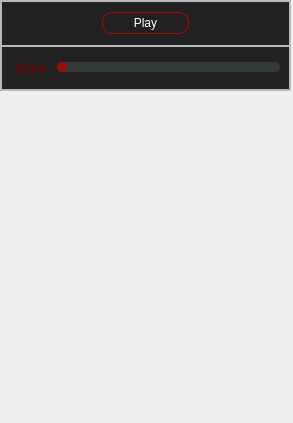
First picture: the form in form.ui, repository IamRezaMousavi/RedLine, before the edit.
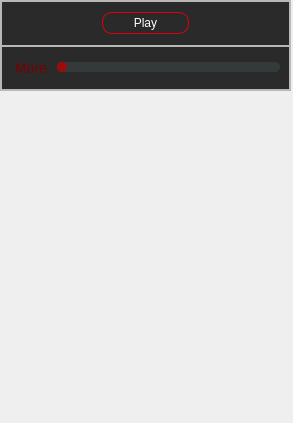
Second picture: the form after the edit.

Commit message: work on more less buttons styleSheet

```diff
--- a/form.ui
+++ b/form.ui
@@ -38,8 +38,8 @@
     <property name="styleSheet">
      <string notr="true">QFrame#windowFrame
 {
-    background-color: rgba(0, 0, 0, 220);
-	border: none;
+    background-color: rgba(0, 0, 0, 210);
+	border: 1px solid rgba(40, 0, 0, 230);
 }
 </string>
     </property>
@@ -131,7 +131,7 @@
 {
 	height: 20px;
 	border-radius: 10px;
-	border: 1px solid rgb(187, 0, 14);
+	border: 1px solid rgb(227, 0, 14);
 	color: white;
 }
 QPushButton#playButton:hover
```
Left out of the diff: 15 changed lines with no effect on the pictures.
